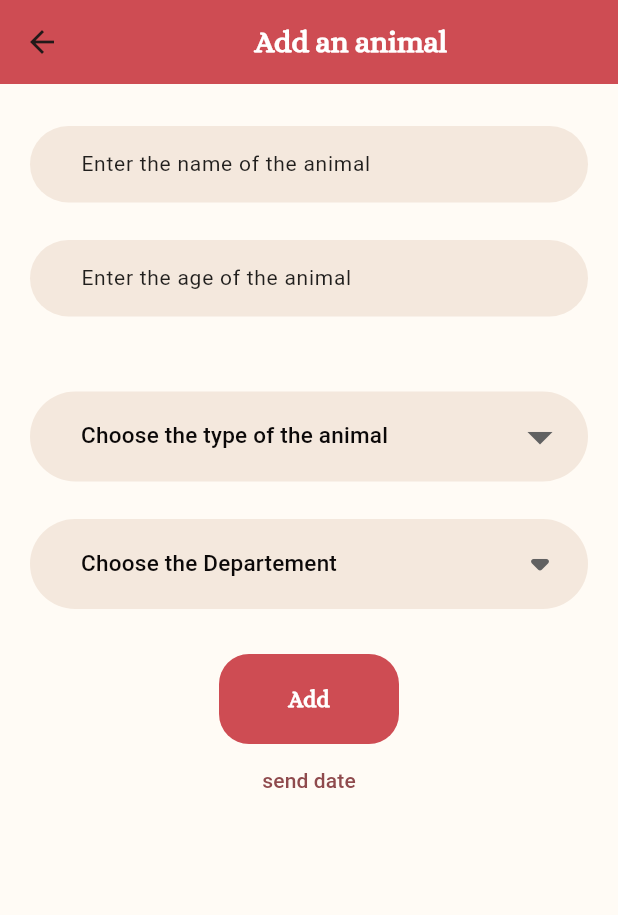
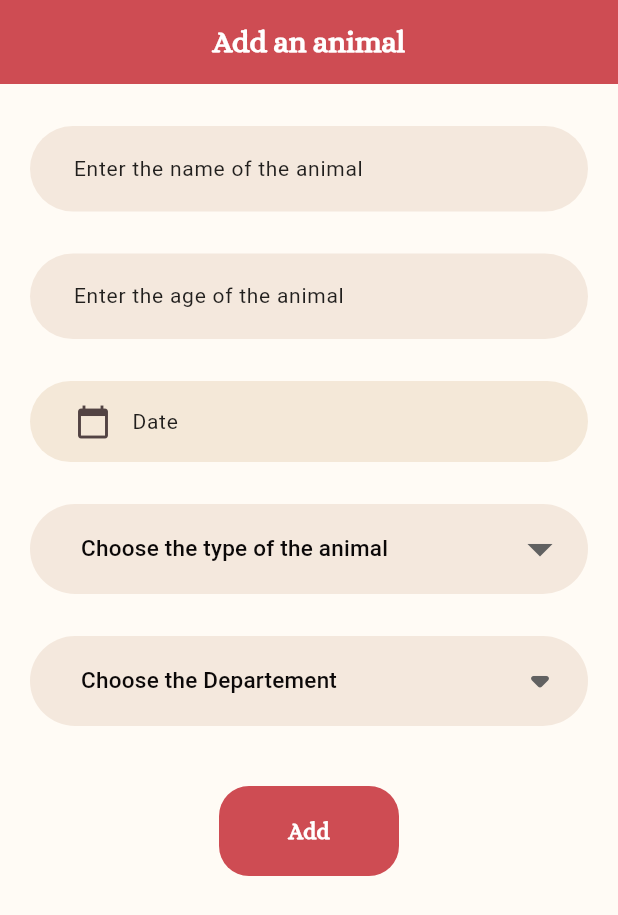
Before and after one commit to fourth-year/SARA-frontend-flutter, a Flutter app: the AddAnimal screen opened directly, on a phone screen of 412 x 824 dp. Shown: the top 915 px of the screen. Run offline on Flutter 3.47's test engine with Material 3 defaults, Android fonts, the phone set to English and light mode, and no system bars; our stand-ins replace bloc, conditional_builder_null_safety, dio, flutter_bloc, image_picker, shared_preferences; accounts and stored records are empty.

Commit message:
complete add animal

```diff
--- a/lib/components/textfromfilde.dart
+++ b/lib/components/textfromfilde.dart
@@ -9,7 +9,7 @@
       this.count,
       this.icon,
       this.color1 = Colors.black87,
-  this.size=14,
+      this.size = 14,
       this.sizeh,
       this.type,
       this.obscure = false,
@@ -20,13 +20,12 @@
       this.suffixPressed})
       : super(key: key);
 
-
   String? Function(String?)? validate;
   void Function()? suffixPressed;
   Color? color;
   Color? color1;
   String hint;
-int? count ;
+  int? count;
   IconData? icon;
   double? r;
   double? size;
@@ -36,7 +35,6 @@
   TextEditingController? controller;
   IconData? suffix;
   Icon? prefix;
-
 
   @override
   Widget build(BuildContext context) {
@@ -56,12 +54,11 @@
         fontSize: size,
       ),
 
-    decoration:
-    InputDecoration(
+      decoration: InputDecoration(
           // isDense: false,
 
           contentPadding:
-    EdgeInsets.only(left: 30, top: 15, bottom: 15, right: 30),
+              EdgeInsets.only(left: 25, top: 18, bottom: 18, right: 30),
           //لون المستطيل كامل
           filled: true,
           fillColor: color,
@@ -72,12 +69,9 @@
           border: UnderlineInputBorder(
             borderRadius: BorderRadius.circular(r!),
             borderSide: BorderSide.none,
-
-
           ),
           hintText: hint,
           hintStyle: TextStyle(color: color1),
-
           suffixIcon: suffix != null
               ? IconButton(
                   icon: Icon(
@@ -91,7 +85,6 @@
           suffixIconColor: color1),
 
       validator: validate,
-
     );
   }
 }
--- a/lib/main.dart
+++ b/lib/main.dart
@@ -5,6 +5,7 @@
 import 'package:sara_front/network/dio_helper.dart';
 import 'package:sara_front/register/reset_password.dart';
 import 'package:sara_front/register/signup.dart';
+import 'package:sara_front/screen/add_animals.dart';
 import 'package:sara_front/screen/layout.dart';
 
 import 'bloc_observer.dart';
@@ -41,7 +42,7 @@
           colorScheme: ColorScheme.fromSeed(seedColor: ColorApp.color1),
           useMaterial3: true,
         ),
-        home: Layout(),
+        home: AddAnimal(),
       ),
     );
   }
--- a/lib/screen/add_animals.dart
+++ b/lib/screen/add_animals.dart
@@ -7,7 +7,6 @@
 import '../components/colors.dart';
 import '../components/text.dart';
 import '../components/colors.dart';
-
 
 class AddAnimal extends StatefulWidget {
   const AddAnimal({super.key});
@@ -21,8 +20,9 @@
   Widget build(BuildContext context) {
     TextEditingController name = new TextEditingController();
     TextEditingController age = new TextEditingController();
-    // TextEditingController date = new TextEditingController();
-    String date='';
+    TextEditingController Date = new TextEditingController();
+
+    String date = '';
     var selected_type;
     var selected_Dep;
     DateTime? selectedDate;
@@ -39,15 +39,14 @@
             "${selectedDate!.year}-${selectedDate!.month.toString().padLeft(2, '0')}-${selectedDate!.day.toString().padLeft(2, '0')}";
         AnimalCubit.get(context).selectdate(selectdate);
         print(selectdate);
+        Date.text = selectedDate.toString();
       }
     }
 
     return BlocConsumer<AnimalCubit, AnimalStates>(
         listener: (context, state) {},
         builder: (context, state) {
-
-      return
-         Scaffold(
+          return Scaffold(
             backgroundColor: ColorApp.colorback,
             appBar: AppBar(
               backgroundColor: ColorApp.color2,
@@ -61,7 +60,8 @@
             ),
             body: SingleChildScrollView(
               child: Padding(
-          padding: const EdgeInsets.only(left: 20.0, right: 20.0, top: 28),
+                padding:
+                    const EdgeInsets.only(left: 20.0, right: 20.0, top: 28),
                 child: Column(
                   children: [
                     textfromfilde(
@@ -76,7 +76,7 @@
                       },
                     ),
                     SizedBox(
-                height: 25,
+                      height: 28,
                     ),
                     textfromfilde(
                       hint: 'Enter the age of the animal ',
@@ -90,25 +90,42 @@
                       },
                     ),
                     SizedBox(
-                height: 25,
+                      height: 28,
                     ),
-              // textfromfilde(
-              //   hint: 'Enter the date you ',
-              //   controller: date,
-              //   type: TextInputType.number,
-              //   color: ColorApp.color,
-              //   validate: (value) {
-              //     if (value == null || value.isEmpty) {
-              //       return "Please enter the date";
-              //     }
-              //   },
-              // ),
+                    TextField(
+                      controller: Date,
+                      onTap: () {
+                        _selectDateTime(context);
+                      },
+                      readOnly: true,
+                      decoration: InputDecoration(
+                        hintText: "Date",
+                        hintStyle: TextStyle(
+                          fontSize: 14,
+                          color: Colors.black87,
+                        ),
+                        prefixIcon: Padding(
+                          padding: const EdgeInsets.only(left: 30, right: 10),
+                          child: Icon(Icons.calendar_today),
+                        ),
+                        border: UnderlineInputBorder(
+                          borderRadius: BorderRadius.circular(30),
+                          borderSide: BorderSide.none,
+                        ),
+                        contentPadding: EdgeInsets.only(
+                            left: 25, top: 15, bottom: 15, right: 30),
+                        //لون المستطيل كامل
+                        filled: true,
+                        fillColor: ColorApp.color3,
+                      ),
+                    ),
                     Padding(
-                padding: const EdgeInsets.only(top: 25),
+                      padding: const EdgeInsets.only(top: 28),
                       child: DropdownButtonFormField(
                           hint: Text(
                             'Choose the type of the animal',
-                      style: TextStyle(color: ColorApp.color1, fontSize: 15),
+                            style:
+                                TextStyle(color: ColorApp.color1, fontSize: 15),
                           ),
                           iconSize: 40,
                           decoration: InputDecoration(
@@ -117,39 +134,47 @@
                               filled: true,
                               fillColor: ColorApp.color,
                               border: OutlineInputBorder(
-                            borderRadius: BorderRadius.all(Radius.circular(30)),
+                                  borderRadius:
+                                      BorderRadius.all(Radius.circular(30)),
                                   borderSide: BorderSide.none)),
                           value: selected_type,
                           dropdownColor: ColorApp.colorback,
                           borderRadius: BorderRadius.all(Radius.circular(30)),
-                    items: [DropdownMenuItem(
+                          items: [
+                            DropdownMenuItem(
                               child: Text("Cat"),
                               value: 1,
-                    ),DropdownMenuItem(
+                            ),
+                            DropdownMenuItem(
                               child: Text("Dog"),
                               value: 2,
-                    ),DropdownMenuItem(
+                            ),
+                            DropdownMenuItem(
                               child: Text("Horse"),
                               value: 3,
-                    ),DropdownMenuItem(
+                            ),
+                            DropdownMenuItem(
                               child: Text("Bird"),
                               value: 4,
-                    ),DropdownMenuItem(
+                            ),
+                            DropdownMenuItem(
                               child: Text("Donkey"),
                               value: 5,
-                    )],
+                            )
+                          ],
                           onChanged: (value) {
                             AnimalCubit.get(context).Select_type(value);
                             selected_type = AnimalCubit.get(context).type_num;
-                      value=selected_type;
+                            value = selected_type;
                           }),
                     ),
                     Padding(
-                padding: const EdgeInsets.only(top: 25),
+                      padding: const EdgeInsets.only(top: 28),
                       child: DropdownButtonFormField(
                         hint: Text(
                           'Choose the Departement',
-                    style: TextStyle(color: ColorApp.color1, fontSize: 15),
+                          style:
+                              TextStyle(color: ColorApp.color1, fontSize: 15),
                         ),
                         iconSize: 40,
                         icon: Icon(Icons.arrow_drop_down_rounded),
@@ -159,44 +184,51 @@
                             contentPadding: EdgeInsets.only(
                                 left: 30, top: 10, bottom: 10, right: 20),
                             border: OutlineInputBorder(
-                        borderRadius: BorderRadius.all(Radius.circular(30)),
+                              borderRadius:
+                                  BorderRadius.all(Radius.circular(30)),
                               borderSide: BorderSide.none,
                             )),
                         value: selected_Dep,
                         dropdownColor: ColorApp.colorback,
                         borderRadius: BorderRadius.all(Radius.circular(30)),
-                  items:const  [DropdownMenuItem(
+                        items: const [
+                          DropdownMenuItem(
                             child: Text("Department_1"),
                             value: 1,
-                          ),DropdownMenuItem(
+                          ),
+                          DropdownMenuItem(
                             child: Text("Department_2"),
                             value: 2,
-                  ),DropdownMenuItem(
+                          ),
+                          DropdownMenuItem(
                             child: Text("Department_3"),
                             value: 3,
-                  ),DropdownMenuItem(
+                          ),
+                          DropdownMenuItem(
                             child: Text("Department_4"),
                             value: 4,
-                  ),DropdownMenuItem(
+                          ),
+                          DropdownMenuItem(
                             child: Text("Department_5"),
                             value: 5,
-                  )],
+                          )
+                        ],
                         onChanged: (value) {
                           AnimalCubit.get(context).Select_Dep(value);
                           selected_Dep = AnimalCubit.get(context).Dep_num;
-                    value=selected_Dep;
+                          value = selected_Dep;
                         },
                       ),
                     ),
                     Padding(
-                padding: const EdgeInsets.only(top: 30),
+                      padding: const EdgeInsets.only(top: 40),
                       child: defaultButton(
                         onTap: () {
                           AnimalCubit.get(context).addAnimal(
                               date: selectdate,
                               name: name.text,
                               age: int.parse(age.text),
-                        type:selected_type,
+                              type: selected_type,
                               Dep: selected_Dep);
                           print(AnimalCubit.get(context).selectDate);
                         },
@@ -205,16 +237,11 @@
                         color: ColorApp.color2,
                       ),
                     ),
-              TextButton(
-                  onPressed: () {
-                    _selectDateTime(context);
-
-                  },
-                  child: Text("send date"))
                   ],
                 ),
               ),
             ),
           );
-  });}
+        });
   }
+}
```
Lines whose indentation alone changed are shown as unchanged.
